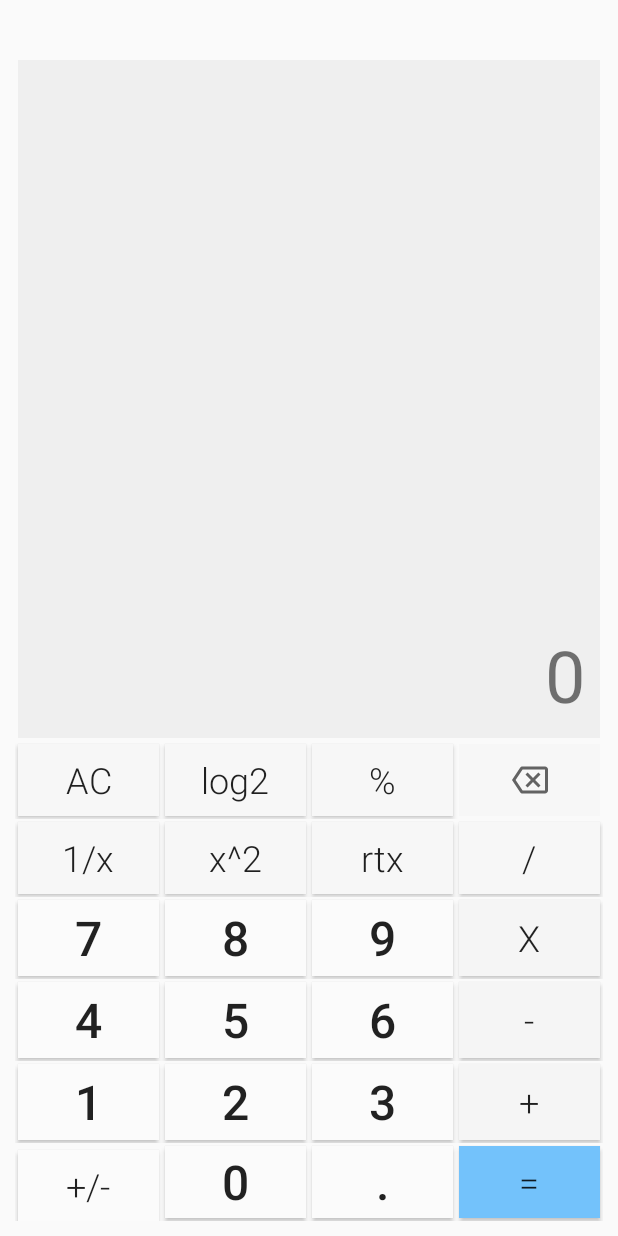
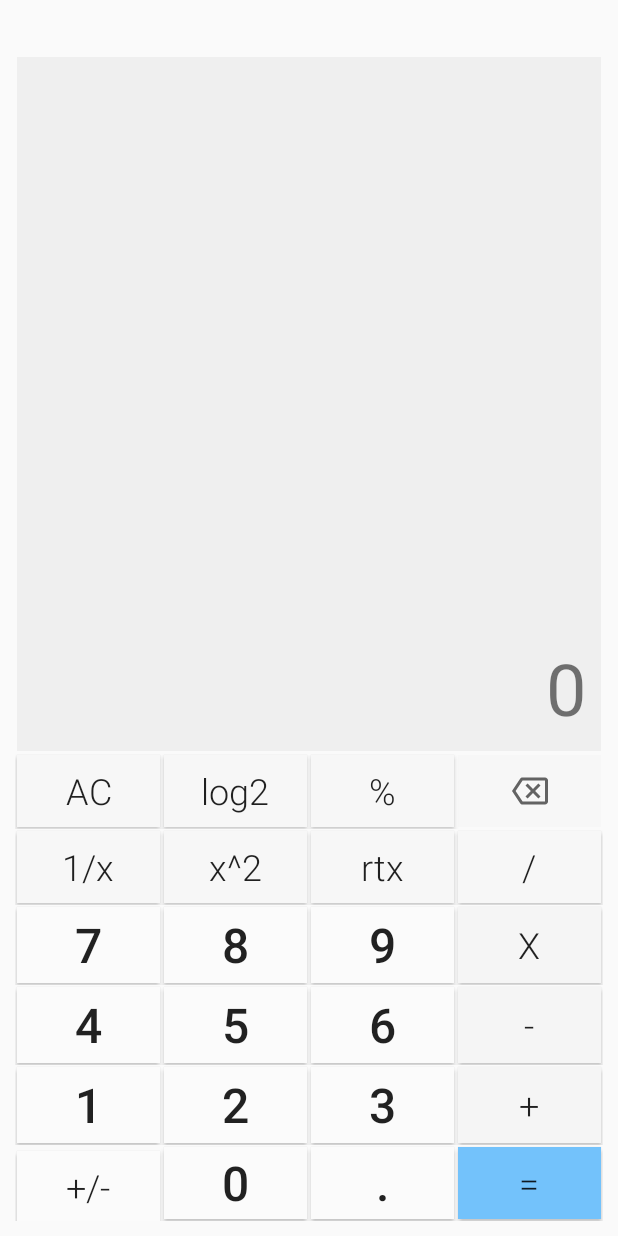
Before and after one commit to tyadav4268/calculator, an Android app: the layout activity_main.xml on its own in the app's theme, with its tools: preview values and no code run, on a phone screen of 412 x 824 dp. Run offline under Robolectric (Android 15) with nearby library versions, the phone set to English and light mode, and no system bars.

Commit message:
Change margin to 1dp

```diff
--- a/app/src/main/res/layout/activity_main.xml
+++ b/app/src/main/res/layout/activity_main.xml
@@ -13,14 +13,14 @@
         android:id="@+id/calciDetails"
         android:layout_width="match_parent"
         android:layout_height="wrap_content"
-        android:layout_margin="2dp"
+        android:layout_margin="1dp"
         android:textSize="17sp" />
 
     <TextView
         android:id="@+id/inputOuput"
         android:layout_width="match_parent"
         android:layout_height="0dp"
-        android:layout_margin="2dp"
+        android:layout_margin="1dp"
         android:layout_weight="1"
         android:background="@color/textBackground"
         android:gravity="bottom|end"
@@ -41,7 +41,7 @@
                 android:id="@+id/buAC"
                 android:layout_width="wrap_content"
                 android:layout_height="match_parent"
-                android:layout_margin="2dp"
+                android:layout_margin="1dp"
                 android:layout_weight="1"
                 android:background="@color/rowButtonBackground"
                 android:fontFamily="sans-serif-light"
@@ -52,7 +52,7 @@
                 android:id="@+id/buLog"
                 android:layout_width="wrap_content"
                 android:layout_height="match_parent"
-                android:layout_margin="2dp"
+                android:layout_margin="1dp"
                 android:layout_weight="1"
                 android:background="@color/rowButtonBackground"
                 android:fontFamily="sans-serif-light"
@@ -64,7 +64,7 @@
                 android:id="@+id/buPercent"
                 android:layout_width="wrap_content"
                 android:layout_height="match_parent"
-                android:layout_margin="2dp"
+                android:layout_margin="1dp"
                 android:layout_weight="1"
                 android:background="@color/rowButtonBackground"
                 android:fontFamily="sans-serif-light"
@@ -75,7 +75,7 @@
                 android:id="@+id/backSpaceImageButton"
                 android:layout_width="match_parent"
                 android:layout_height="match_parent"
-                android:layout_margin="2dp"
+                android:layout_margin="1dp"
                 android:layout_weight="1"
                 android:background="@color/rowButtonBackground"
                 app:srcCompat="@drawable/ic_outline_backspace_24" />
@@ -90,7 +90,7 @@
                 android:id="@+id/buOneByX"
                 android:layout_width="wrap_content"
                 android:layout_height="wrap_content"
-                android:layout_margin="2dp"
+                android:layout_margin="1dp"
                 android:layout_weight="1"
                 android:background="@color/rowButtonBackground"
                 android:fontFamily="sans-serif-light"
@@ -102,7 +102,7 @@
                 android:id="@+id/buSquare"
                 android:layout_width="wrap_content"
                 android:layout_height="wrap_content"
-                android:layout_margin="2dp"
+                android:layout_margin="1dp"
                 android:layout_weight="1"
                 android:background="@color/rowButtonBackground"
                 android:fontFamily="sans-serif-light"
@@ -114,7 +114,7 @@
                 android:id="@+id/buUnderRoot"
                 android:layout_width="wrap_content"
                 android:layout_height="wrap_content"
-                android:layout_margin="2dp"
+                android:layout_margin="1dp"
                 android:layout_weight="1"
                 android:background="@color/rowButtonBackground"
                 android:fontFamily="sans-serif-light"
@@ -126,7 +126,7 @@
                 android:id="@+id/buDivide"
                 android:layout_width="wrap_content"
                 android:layout_height="match_parent"
-                android:layout_margin="2dp"
+                android:layout_margin="1dp"
                 android:layout_weight="1"
                 android:background="@color/rowButtonBackground"
                 android:fontFamily="sans-serif-light"
@@ -142,7 +142,7 @@
                 android:id="@+id/bu7"
                 android:layout_width="wrap_content"
                 android:layout_height="match_parent"
-                android:layout_margin="2dp"
+                android:layout_margin="1dp"
                 android:layout_weight="1"
                 android:background="@color/numbersBackground"
                 android:fontFamily="sans-serif-medium"
@@ -153,7 +153,7 @@
                 android:id="@+id/bu8"
                 android:layout_width="wrap_content"
                 android:layout_height="match_parent"
-                android:layout_margin="2dp"
+                android:layout_margin="1dp"
                 android:layout_weight="1"
                 android:background="@color/numbersBackground"
                 android:fontFamily="sans-serif-medium"
@@ -164,7 +164,7 @@
                 android:id="@+id/bu9"
                 android:layout_width="wrap_content"
                 android:layout_height="match_parent"
-                android:layout_margin="2dp"
+                android:layout_margin="1dp"
                 android:layout_weight="1"
                 android:background="@color/numbersBackground"
                 android:fontFamily="sans-serif-medium"
@@ -175,7 +175,7 @@
                 android:id="@+id/buMultiply"
                 android:layout_width="wrap_content"
                 android:layout_height="match_parent"
-                android:layout_margin="2dp"
+                android:layout_margin="1dp"
                 android:layout_weight="1"
                 android:background="@color/colButtonBackground"
                 android:fontFamily="sans-serif-light"
@@ -191,7 +191,7 @@
                 android:id="@+id/bu4"
                 android:layout_width="wrap_content"
                 android:layout_height="match_parent"
-                android:layout_margin="2dp"
+                android:layout_margin="1dp"
                 android:layout_weight="1"
                 android:background="@color/numbersBackground"
                 android:fontFamily="sans-serif-medium"
@@ -202,7 +202,7 @@
                 android:id="@+id/bu5"
                 android:layout_width="wrap_content"
                 android:layout_height="match_parent"
-                android:layout_margin="2dp"
+                android:layout_margin="1dp"
                 android:layout_weight="1"
                 android:background="@color/numbersBackground"
                 android:fontFamily="sans-serif-medium"
@@ -213,7 +213,7 @@
                 android:id="@+id/bu6"
                 android:layout_width="wrap_content"
                 android:layout_height="match_parent"
-                android:layout_margin="2dp"
+                android:layout_margin="1dp"
                 android:layout_weight="1"
                 android:background="@color/numbersBackground"
                 android:fontFamily="sans-serif-medium"
@@ -224,7 +224,7 @@
                 android:id="@+id/buMinus"
                 android:layout_width="wrap_content"
                 android:layout_height="match_parent"
-                android:layout_margin="2dp"
+                android:layout_margin="1dp"
                 android:layout_weight="1"
                 android:background="@color/colButtonBackground"
                 android:fontFamily="sans-serif-light"
@@ -240,7 +240,7 @@
                 android:id="@+id/bu1"
                 android:layout_width="wrap_content"
                 android:layout_height="match_parent"
-                android:layout_margin="2dp"
+                android:layout_margin="1dp"
                 android:layout_weight="1"
                 android:background="@color/numbersBackground"
                 android:fontFamily="sans-serif-medium"
@@ -251,7 +251,7 @@
                 android:id="@+id/bu2"
                 android:layout_width="wrap_content"
                 android:layout_height="match_parent"
-                android:layout_margin="2dp"
+                android:layout_margin="1dp"
                 android:layout_weight="1"
                 android:background="@color/numbersBackground"
                 android:fontFamily="sans-serif-medium"
@@ -262,7 +262,7 @@
                 android:id="@+id/bu3"
                 android:layout_width="wrap_content"
                 android:layout_height="match_parent"
-                android:layout_margin="2dp"
+                android:layout_margin="1dp"
                 android:layout_weight="1"
                 android:background="@color/numbersBackground"
                 android:fontFamily="sans-serif-medium"
@@ -273,7 +273,7 @@
                 android:id="@+id/buPlus"
                 android:layout_width="wrap_content"
                 android:layout_height="match_parent"
-                android:layout_margin="2dp"
+                android:layout_margin="1dp"
                 android:layout_weight="1"
                 android:background="@color/colButtonBackground"
                 android:fontFamily="sans-serif-light"
@@ -291,7 +291,7 @@
             android:id="@+id/buPlusMinus"
             android:layout_width="wrap_content"
             android:layout_height="wrap_content"
-            android:layout_margin="2dp"
+            android:layout_margin="1dp"
             android:layout_weight="1"
             android:background="@color/numbersBackground"
             android:fontFamily="sans-serif-light"
@@ -302,7 +302,7 @@
             android:id="@+id/bu0"
             android:layout_width="wrap_content"
             android:layout_height="match_parent"
-            android:layout_margin="2dp"
+            android:layout_margin="1dp"
             android:layout_weight="1"
             android:background="@color/numbersBackground"
             android:fontFamily="sans-serif-medium"
@@ -313,7 +313,7 @@
             android:id="@+id/buDot"
             android:layout_width="wrap_content"
             android:layout_height="match_parent"
-            android:layout_margin="2dp"
+            android:layout_margin="1dp"
             android:layout_weight="1"
             android:background="@color/numbersBackground"
             android:fontFamily="sans-serif-medium"
@@ -324,7 +324,7 @@
             android:id="@+id/buEquals"
             android:layout_width="wrap_content"
             android:layout_height="match_parent"
-            android:layout_margin="2dp"
+            android:layout_margin="1dp"
             android:layout_weight="1"
             android:background="@color/equalsBackground"
             android:fontFamily="sans-serif-light"
```
